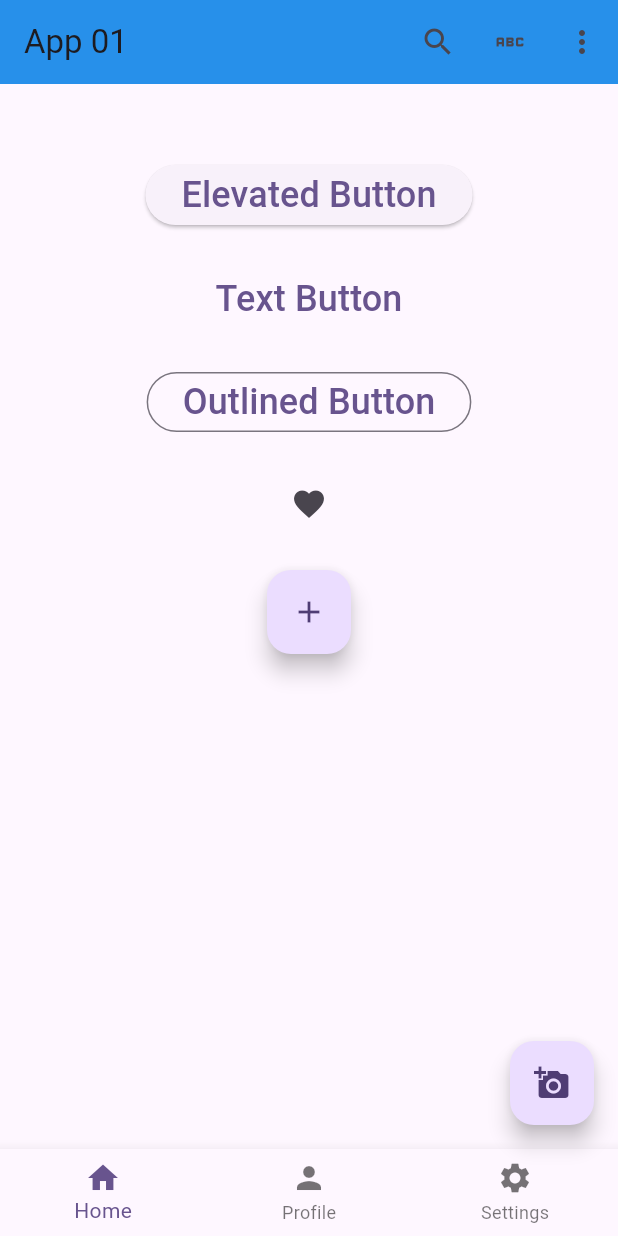
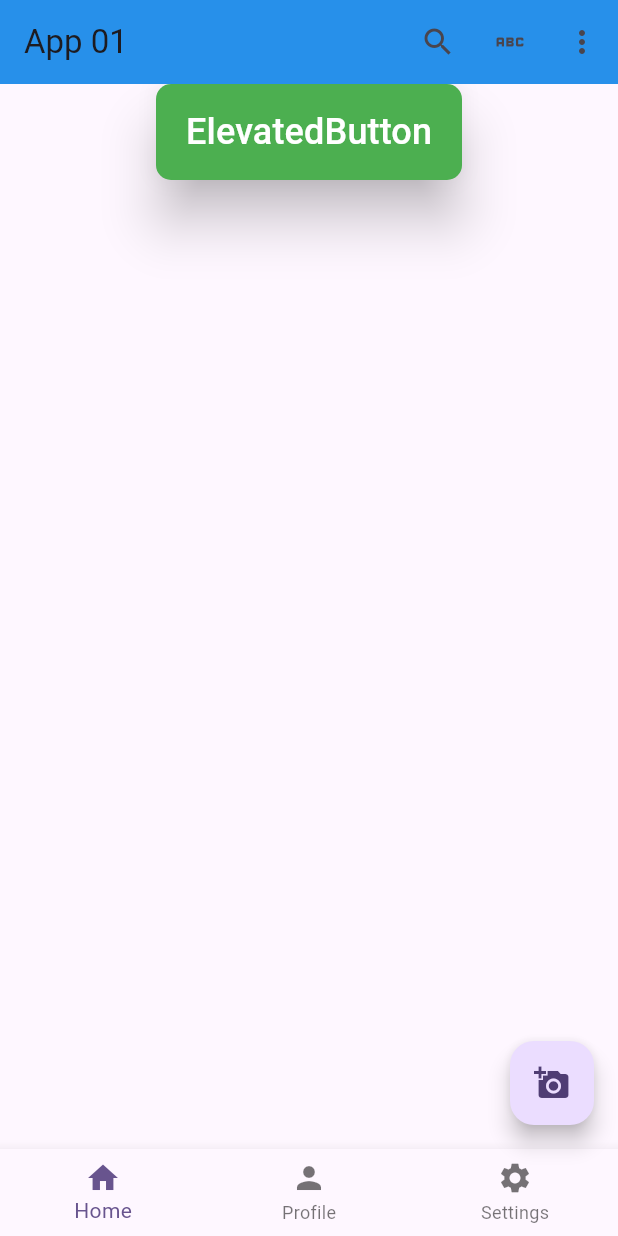
Before and after one commit to TrungKien2714/dart_tutorial, a Flutter app: the screen it shows after launch, on a phone screen of 412 x 824 dp. Run offline on Flutter 3.47's test engine with Material 3 defaults, Android fonts, the phone set to English and light mode, and no system bars.

Commit message:
Custom button

```diff
--- /dev/null
+++ b/app_01/lib/MyButton_2.dart
@@ -0,0 +1,73 @@
+import "package:flutter/material.dart";
+
+class MyButton_2 extends StatelessWidget {
+  const MyButton_2({super.key});
+  @override
+  Widget build(BuildContext context) {
+    return Scaffold(
+      appBar: AppBar(
+        title: Text("App 01"),
+        backgroundColor: Colors.blue,
+        //do bong cua appbar
+        elevation: 4,
+        actions: [
+          IconButton(
+            onPressed: () {
+              print("b1");
+            },
+            icon: Icon(Icons.search),
+          ),
+          IconButton(
+            onPressed: () {
+              print("b2");
+            },
+            icon: Icon(Icons.abc),
+          ),
+          IconButton(
+            onPressed: () {
+              print("b3");
+            },
+            icon: Icon(Icons.more_vert),
+          ),
+        ],
+      ),
+      body: Center(
+        child: Column(
+          children: [
+            ElevatedButton(
+              onPressed: () {
+                print("ElevatedButton");
+              },
+              child: Text("ElevatedButton", style: TextStyle(fontSize: 24)),
+              style: ElevatedButton.styleFrom(
+                backgroundColor: Colors.green,
+                foregroundColor: Colors.white,
+                shape: RoundedRectangleBorder(
+                  borderRadius: BorderRadius.circular(10),
+                ),
+                padding: EdgeInsets.symmetric(horizontal: 20, vertical: 15),
+                elevation: 15,
+              ),
+            ),
+          ],
+        ),
+      ),
+      floatingActionButton: FloatingActionButton(
+        onPressed: () {
+          print("pressed");
+        },
+        child: const Icon(Icons.add_a_photo),
+      ),
+      bottomNavigationBar: BottomNavigationBar(
+        items: [
+          BottomNavigationBarItem(icon: Icon(Icons.home), label: "Home"),
+          BottomNavigationBarItem(icon: Icon(Icons.person), label: "Profile"),
+          BottomNavigationBarItem(
+            icon: Icon(Icons.settings),
+            label: "Settings",
+          ),
+        ],
+      ),
+    );
+  }
+}
--- a/app_01/lib/main.dart
+++ b/app_01/lib/main.dart
@@ -4,6 +4,7 @@ import 'MyText.dart';
 import 'MyContainer.dart';
 import 'MyColumnAndRow.dart';
 import 'MyButton.dart';
+import 'MyButton_2.dart';
 
 void main() {
   runApp(const MyApp());
@@ -35,7 +36,7 @@ class MyApp extends StatelessWidget {
         // tested with just a hot reload.
         colorScheme: .fromSeed(seedColor: Colors.deepPurple),
       ),
-      home: const MyButton(),
+      home: const MyButton_2(),
     );
   }
 }
```
